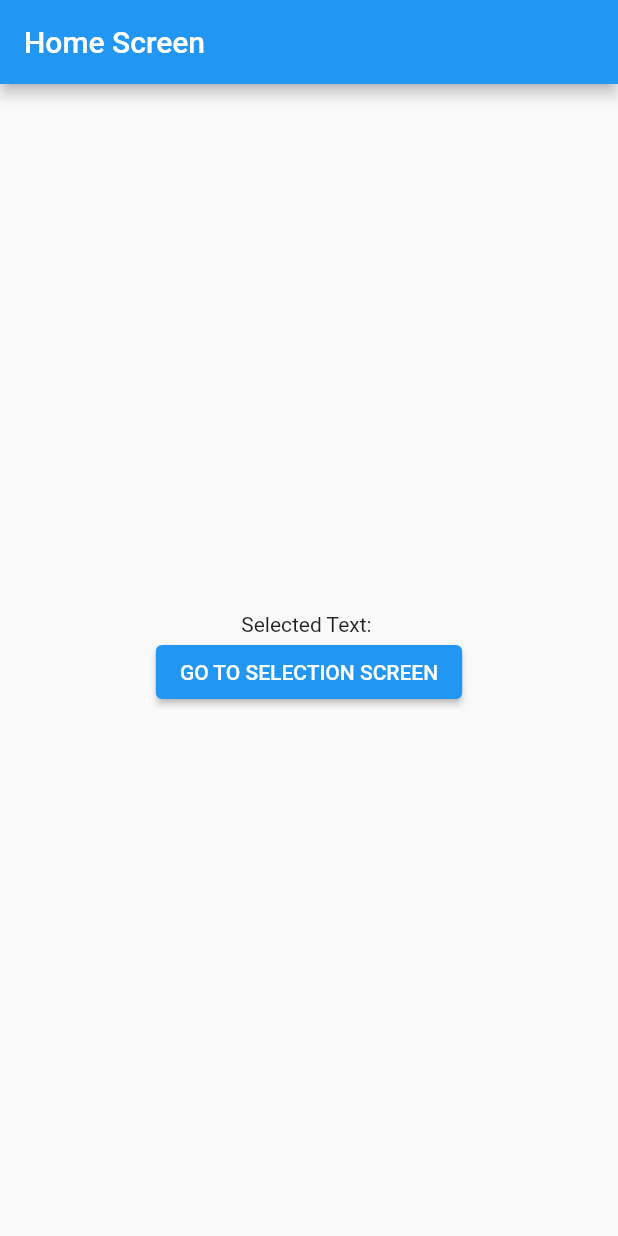
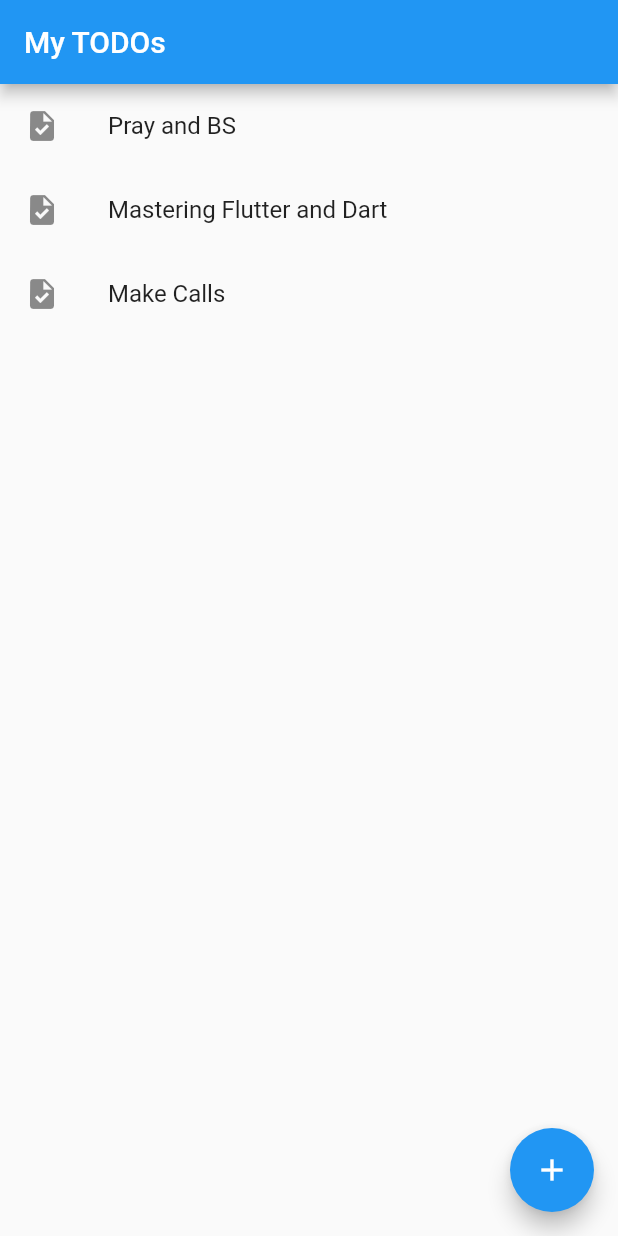
Before and after one commit to BeckiA/Mastering-Dart-and-Flutter-3, a Flutter app: the screen it shows after launch, on a phone screen of 412 x 824 dp. Run offline on Flutter 3.47's test engine with Material 2 defaults, Android fonts, the phone set to English and light mode, and no system bars.

Commit message:
Day-11 Working with the Expanded TODO List Application

```diff
--- a/my_app/lib/main.dart
+++ b/my_app/lib/main.dart
@@ -1,84 +1,119 @@
 import 'package:flutter/material.dart';
 
-void main() => runApp(MyApp());
+class Todo {
+  final String title;
+  final String description;
 
-class MyApp extends StatelessWidget {
+  Todo({required this.title, required this.description});
+}
+
+List<Todo> _todos = [
+  Todo(title: "Pray and BS", description: "Study Exodus Chapter 6 and 7"),
+  Todo(
+      title: 'Mastering Flutter and Dart',
+      description: 'Try to finish the Navigation module'),
+  Todo(title: 'Make Calls', description: 'Try to catch Bereket and Mr.Gizate'),
+];
+
+void main() => runApp(MaterialApp(
+      title: 'The Todo App',
+      home: TodoScreen(todos: _todos),
+    ));
+
+class TodoScreen extends StatefulWidget {
+  const TodoScreen({Key? key, required this.todos}) : super(key: key);
+  final List<Todo> todos;
+
+  _TodoScreenState createState() => _TodoScreenState();
+}
+
+class _TodoScreenState extends State<TodoScreen> {
   @override
   Widget build(BuildContext context) {
-    return MaterialApp(
-      title: 'Data Sending in Flutter',
-      home: MyHomeScreen(),
+    return Scaffold(
+      appBar: AppBar(
+        title: const Text('My TODOs'),
+      ),
+      body: ListView.builder(
+          itemCount: _todos.length,
+          itemBuilder: (context, index) {
+            return ListTile(
+              leading: const Icon(Icons.task),
+              title: Text(_todos[index].title),
+              onTap: () => Navigator.push(
+                  context,
+                  MaterialPageRoute(
+                      builder: (context) => DetailScreen(
+                            todo: _todos[index],
+                          ))),
+            );
+          }),
+      floatingActionButton: FloatingActionButton(
+        onPressed: () async {
+          final Todo? newTodo = await showDialog(
+            context: context,
+            builder: (context) {
+              String? title;
+              String? description;
+
+              return AlertDialog(
+                title: const Text('Add New Task'),
+                content: Column(
+                  children: [
+                    TextField(
+                      onChanged: (value) => title = value,
+                      decoration: const InputDecoration(hintText: 'Task Title'),
+                    ),
+                    TextField(
+                      onChanged: (value) => description = value,
+                      decoration:
+                          const InputDecoration(hintText: 'Task Description'),
+                    )
+                  ],
+                ),
+                actions: [
+                  TextButton(
+                      onPressed: () => Navigator.pop(context),
+                      child: const Text('Cancel')),
+                  TextButton(
+                      onPressed: () {
+                        if (title != null && description != null) {
+                          return Navigator.pop(context,
+                              Todo(title: title!, description: description!));
+                        }
+                      },
+                      child: const Text('Save'))
+                ],
+              );
+            },
+          );
+
+          if (newTodo != null) {
+            setState(() {
+              _todos.add(newTodo);
+            });
+          }
+        },
+        child: const Icon(Icons.add),
+      ),
     );
   }
 }
 
-class MyHomeScreen extends StatefulWidget {
-  @override
-  _MyHomeScreen createState() => _MyHomeScreen();
-}
-
-class _MyHomeScreen extends State<MyHomeScreen> {
-  String _value = '';
-
-  // Method that recieves the selected text back to the Home Screen
-  _selectedText() async {
-    var result = await Navigator.push(
-        context,
-        MaterialPageRoute(
-          builder: (context) => SelectedScreen(),
-        ));
-
-    setState(() {
-      _value = result;
-    });
-  }
+class DetailScreen extends StatelessWidget {
+  final Todo todo;
+  DetailScreen({Key? key, required this.todo}) : super(key: key);
 
   @override
   Widget build(BuildContext context) {
     return Scaffold(
       appBar: AppBar(
-        title: const Text('Home Screen'),
+        title: Text(todo.title),
       ),
-      body: Column(
-        mainAxisAlignment: MainAxisAlignment.center,
-        children: [
-          Center(
-            child: Text('Selected Text: $_value'),
-          ),
-          Center(
-            child: ElevatedButton(
-                onPressed: _selectedText,
-                child: const Text('GO TO SELECTION SCREEN')),
-          ),
-        ],
+      body: Container(
+        padding: const EdgeInsets.all(10),
+        child: Center(child: Text(todo.description)),
       ),
     );
   }
 }
-
-class SelectedScreen extends StatelessWidget {
-  @override
-  Widget build(BuildContext context) {
-    return Scaffold(
-      appBar: AppBar(
-        title: const Text('Pick an Option'),
-      ),
-      body: Center(
-        child: Column(
-          mainAxisAlignment: MainAxisAlignment.center,
-          children: [
-            ElevatedButton(
-                onPressed: () => Navigator.pop(context, "Option 1"),
-                child: const Text('Option 1')),
-            const SizedBox(
-              height: 20,
-            ),
-            ElevatedButton(
-                onPressed: () => Navigator.pop(context, "Option 2"),
-                child: const Text('Option 2')),
-          ],
-        ),
-      ),
-    );
-  }
-}
```
